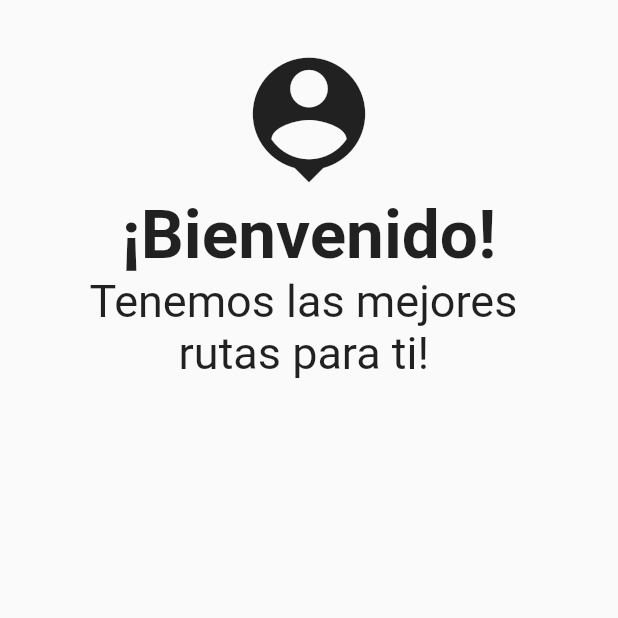
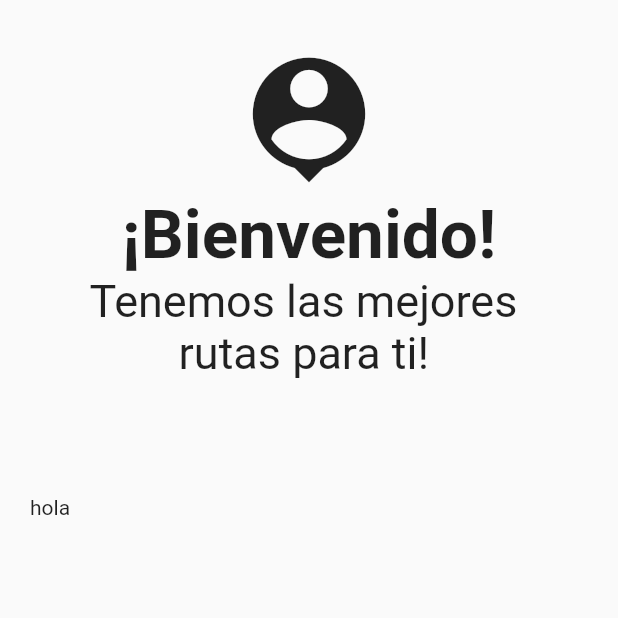
Before and after one commit to doublevpartners/w2w-app, a Flutter app: the screen it shows after launch, on a phone screen of 412 x 824 dp, the top half of it. Run offline on Flutter 3.47's test engine with Material 2 defaults, Android fonts, the phone set to English and light mode, and no system bars.

Commit message:
Fixing Header Login

```diff
--- a/lib/screens/login_screen.dart
+++ b/lib/screens/login_screen.dart
@@ -1,11 +1,25 @@
 import 'package:flutter/material.dart';
-import 'package:w2w_app/widgets/auth_background.dart';
+import 'package:w2w_app/widgets/widgets.dart';
 
 class LoginScreen extends StatelessWidget {
   const LoginScreen({Key? key}) : super(key: key);
 
   @override
   Widget build(BuildContext context) {
-    return const Scaffold(body: AuthBackgroud());
+    return Scaffold(
+        body: AuthBackgroud(
+      child: SingleChildScrollView(
+        child: Column(
+          children: const [
+            SizedBox(
+              height: 300,
+            ),
+            CardContainerLogin(
+              child: Text('hola'),
+            )
+          ],
+        ),
+      ),
+    ));
   }
 }
--- a/lib/widgets/auth_background.dart
+++ b/lib/widgets/auth_background.dart
@@ -1,14 +1,15 @@
 import 'package:flutter/material.dart';
 
 class AuthBackgroud extends StatelessWidget {
-  const AuthBackgroud({super.key});
+  final Widget child;
+  const AuthBackgroud({super.key, required this.child});
 
   @override
   Widget build(BuildContext context) {
     return Container(
       width: double.infinity,
       height: double.infinity,
-      child: Stack(children: [_HeaderLogin()]),
+      child: Stack(children: [_HeaderLogin(), this.child]),
     );
   }
 }
--- /dev/null
+++ b/lib/widgets/card_container_login.dart
@@ -0,0 +1,21 @@
+import 'package:flutter/material.dart';
+
+class CardContainerLogin extends StatelessWidget {
+  final Widget child;
+  const CardContainerLogin({super.key, required this.child});
+
+  @override
+  Widget build(BuildContext context) {
+    return Padding(
+      padding: const EdgeInsets.symmetric(vertical: 10),
+      child: Container(
+        width: double.infinity,
+        padding: const EdgeInsets.all(20),
+        decoration: _createCardShape(),
+        child: child,
+      ),
+    );
+  }
+
+  BoxDecoration _createCardShape() => const BoxDecoration();
+}
--- a/lib/widgets/widgets.dart
+++ b/lib/widgets/widgets.dart
@@ -0,0 +1,2 @@
+export 'package:w2w_app/widgets/auth_background.dart';
+export 'package:w2w_app/widgets/card_container_login.dart';
```
